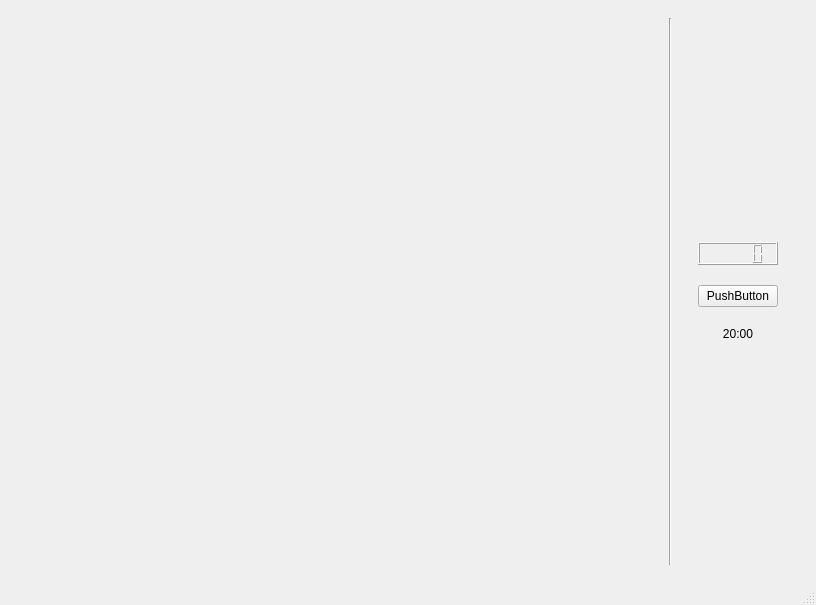
This is mainwindow.ui in ducbinh1996/Matching-game-Qt as Qt 5 draws it before an edit. The edited form follows.
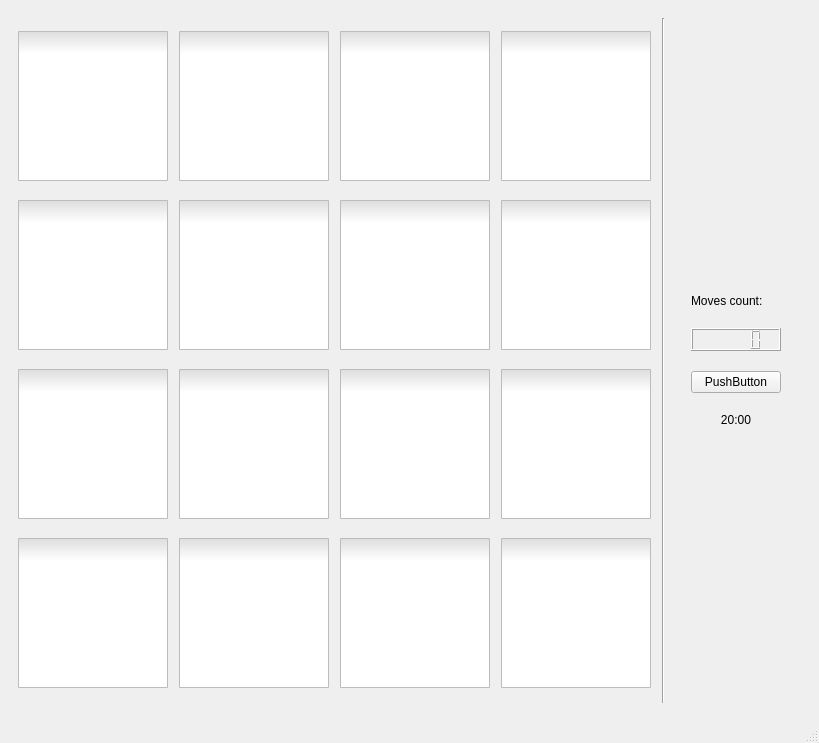
This is the edited form. The open tabs and pages were chosen to show the change. Icons and pictures are not drawn.

Commit message: Add cards and images 	Re-create the branch 	Add cardCheckBox 	Add Resources folder 	Add images

```diff
--- a/mainwindow.ui
+++ b/mainwindow.ui
@@ -6,8 +6,8 @@
    <rect>
     <x>0</x>
     <y>0</y>
-    <width>816</width>
-    <height>605</height>
+    <width>819</width>
+    <height>743</height>
    </rect>
   </property>
   <property name="windowTitle">
@@ -36,21 +36,410 @@
         <widget class="QWidget" name="gamePage">
          <layout class="QVBoxLayout" name="verticalLayout_3">
           <item>
-           <layout class="QHBoxLayout" name="horizontalLayout_5">
-            <item>
              <layout class="QHBoxLayout" name="horizontalLayout_2">
               <item>
-               <spacer name="tmpHorizontalSpacer">
-                <property name="orientation">
-                 <enum>Qt::Horizontal</enum>
+             <layout class="QGridLayout" name="gridLayout">
+              <item row="0" column="0">
+               <widget class="QCheckBox" name="cardCheckBox">
+                <property name="styleSheet">
+                 <string notr="true">QCheckBox {
+    spacing: 5px;
+}
+QCheckBox::indicator {
+     width: 150px;
+     height: 150px;
+ }
+
+  QCheckBox::indicator:checked
+  {
+    image: url(:cardFront.jpg);
+  }
+  QCheckBox::indicator:unchecked
+  {
+    image: url(:cardBack.jpg);
+  }</string>
                 </property>
-                <property name="sizeHint" stdset="0">
-                 <size>
-                  <width>508</width>
-                  <height>20</height>
-                 </size>
+                <property name="text">
+                 <string/>
                 </property>
-               </spacer>
+               </widget>
+              </item>
+              <item row="2" column="3">
+               <widget class="QCheckBox" name="cardCheckBox_12">
+                <property name="styleSheet">
+                 <string notr="true">QCheckBox {
+    spacing: 5px;
+}
+QCheckBox::indicator {
+     width: 150px;
+     height: 150px;
+ }
+
+  QCheckBox::indicator:checked
+  {
+    image: url(:cardFront.jpg);
+  }
+  QCheckBox::indicator:unchecked
+  {
+    image: url(:cardBack.jpg);
+  }</string>
+                </property>
+                <property name="text">
+                 <string/>
+                </property>
+               </widget>
+              </item>
+              <item row="2" column="0">
+               <widget class="QCheckBox" name="cardCheckBox_9">
+                <property name="styleSheet">
+                 <string notr="true">QCheckBox {
+    spacing: 5px;
+}
+QCheckBox::indicator {
+     width: 150px;
+     height: 150px;
+ }
+
+  QCheckBox::indicator:checked
+  {
+    image: url(:cardFront.jpg);
+  }
+  QCheckBox::indicator:unchecked
+  {
+    image: url(:cardBack.jpg);
+  }</string>
+                </property>
+                <property name="text">
+                 <string/>
+                </property>
+               </widget>
+              </item>
+              <item row="1" column="2">
+               <widget class="QCheckBox" name="cardCheckBox_7">
+                <property name="styleSheet">
+                 <string notr="true">QCheckBox {
+    spacing: 5px;
+}
+QCheckBox::indicator {
+     width: 150px;
+     height: 150px;
+ }
+
+  QCheckBox::indicator:checked
+  {
+    image: url(:cardFront.jpg);
+  }
+  QCheckBox::indicator:unchecked
+  {
+    image: url(:cardBack.jpg);
+  }</string>
+                </property>
+                <property name="text">
+                 <string/>
+                </property>
+               </widget>
+              </item>
+              <item row="2" column="2">
+               <widget class="QCheckBox" name="cardCheckBox_11">
+                <property name="styleSheet">
+                 <string notr="true">QCheckBox {
+    spacing: 5px;
+}
+QCheckBox::indicator {
+     width: 150px;
+     height: 150px;
+ }
+
+  QCheckBox::indicator:checked
+  {
+    image: url(:cardFront.jpg);
+  }
+  QCheckBox::indicator:unchecked
+  {
+    image: url(:cardBack.jpg);
+  }</string>
+                </property>
+                <property name="text">
+                 <string/>
+                </property>
+               </widget>
+              </item>
+              <item row="0" column="2">
+               <widget class="QCheckBox" name="cardCheckBox_3">
+                <property name="styleSheet">
+                 <string notr="true">QCheckBox {
+    spacing: 5px;
+}
+QCheckBox::indicator {
+     width: 150px;
+     height: 150px;
+ }
+
+  QCheckBox::indicator:checked
+  {
+    image: url(:cardFront.jpg);
+  }
+  QCheckBox::indicator:unchecked
+  {
+    image: url(:cardBack.jpg);
+  }</string>
+                </property>
+                <property name="text">
+                 <string/>
+                </property>
+               </widget>
+              </item>
+              <item row="0" column="1">
+               <widget class="QCheckBox" name="cardCheckBox_2">
+                <property name="styleSheet">
+                 <string notr="true">QCheckBox {
+    spacing: 5px;
+}
+QCheckBox::indicator {
+     width: 150px;
+     height: 150px;
+ }
+
+  QCheckBox::indicator:checked
+  {
+    image: url(:cardFront.jpg);
+  }
+  QCheckBox::indicator:unchecked
+  {
+    image: url(:cardBack.jpg);
+  }</string>
+                </property>
+                <property name="text">
+                 <string/>
+                </property>
+               </widget>
+              </item>
+              <item row="0" column="3">
+               <widget class="QCheckBox" name="cardCheckBox_4">
+                <property name="styleSheet">
+                 <string notr="true">QCheckBox {
+    spacing: 5px;
+}
+QCheckBox::indicator {
+     width: 150px;
+     height: 150px;
+ }
+
+  QCheckBox::indicator:checked
+  {
+    image: url(:cardFront.jpg);
+  }
+  QCheckBox::indicator:unchecked
+  {
+    image: url(:cardBack.jpg);
+  }</string>
+                </property>
+                <property name="text">
+                 <string/>
+                </property>
+               </widget>
+              </item>
+              <item row="1" column="3">
+               <widget class="QCheckBox" name="cardCheckBox_8">
+                <property name="styleSheet">
+                 <string notr="true">QCheckBox {
+    spacing: 5px;
+}
+QCheckBox::indicator {
+     width: 150px;
+     height: 150px;
+ }
+
+  QCheckBox::indicator:checked
+  {
+    image: url(:cardFront.jpg);
+  }
+  QCheckBox::indicator:unchecked
+  {
+    image: url(:cardBack.jpg);
+  }</string>
+                </property>
+                <property name="text">
+                 <string/>
+                </property>
+               </widget>
+              </item>
+              <item row="1" column="1">
+               <widget class="QCheckBox" name="cardCheckBox_6">
+                <property name="styleSheet">
+                 <string notr="true">QCheckBox {
+    spacing: 5px;
+}
+QCheckBox::indicator {
+     width: 150px;
+     height: 150px;
+ }
+
+  QCheckBox::indicator:checked
+  {
+    image: url(:cardFront.jpg);
+  }
+  QCheckBox::indicator:unchecked
+  {
+    image: url(:cardBack.jpg);
+  }</string>
+                </property>
+                <property name="text">
+                 <string/>
+                </property>
+               </widget>
+              </item>
+              <item row="2" column="1">
+               <widget class="QCheckBox" name="cardCheckBox_10">
+                <property name="styleSheet">
+                 <string notr="true">QCheckBox {
+    spacing: 5px;
+}
+QCheckBox::indicator {
+     width: 150px;
+     height: 150px;
+ }
+
+  QCheckBox::indicator:checked
+  {
+    image: url(:cardFront.jpg);
+  }
+  QCheckBox::indicator:unchecked
+  {
+    image: url(:cardBack.jpg);
+  }</string>
+                </property>
+                <property name="text">
+                 <string/>
+                </property>
+               </widget>
+              </item>
+              <item row="1" column="0">
+               <widget class="QCheckBox" name="cardCheckBox_5">
+                <property name="styleSheet">
+                 <string notr="true">QCheckBox {
+    spacing: 5px;
+}
+QCheckBox::indicator {
+     width: 150px;
+     height: 150px;
+ }
+
+  QCheckBox::indicator:checked
+  {
+    image: url(:cardFront.jpg);
+  }
+  QCheckBox::indicator:unchecked
+  {
+    image: url(:cardBack.jpg);
+  }</string>
+                </property>
+                <property name="text">
+                 <string/>
+                </property>
+               </widget>
+              </item>
+              <item row="3" column="0">
+               <widget class="QCheckBox" name="cardCheckBox_13">
+                <property name="styleSheet">
+                 <string notr="true">QCheckBox {
+    spacing: 5px;
+}
+QCheckBox::indicator {
+     width: 150px;
+     height: 150px;
+ }
+
+  QCheckBox::indicator:checked
+  {
+    image: url(:cardFront.jpg);
+  }
+  QCheckBox::indicator:unchecked
+  {
+    image: url(:cardBack.jpg);
+  }</string>
+                </property>
+                <property name="text">
+                 <string/>
+                </property>
+               </widget>
+              </item>
+              <item row="3" column="1">
+               <widget class="QCheckBox" name="cardCheckBox_14">
+                <property name="styleSheet">
+                 <string notr="true">QCheckBox {
+    spacing: 5px;
+}
+QCheckBox::indicator {
+     width: 150px;
+     height: 150px;
+ }
+
+  QCheckBox::indicator:checked
+  {
+    image: url(:cardFront.jpg);
+  }
+  QCheckBox::indicator:unchecked
+  {
+    image: url(:cardBack.jpg);
+  }</string>
+                </property>
+                <property name="text">
+                 <string/>
+                </property>
+               </widget>
+              </item>
+              <item row="3" column="2">
+               <widget class="QCheckBox" name="cardCheckBox_15">
+                <property name="styleSheet">
+                 <string notr="true">QCheckBox {
+    spacing: 5px;
+}
+QCheckBox::indicator {
+     width: 150px;
+     height: 150px;
+ }
+
+  QCheckBox::indicator:checked
+  {
+    image: url(:cardFront.jpg);
+  }
+  QCheckBox::indicator:unchecked
+  {
+    image: url(:cardBack.jpg);
+  }</string>
+                </property>
+                <property name="text">
+                 <string/>
+                </property>
+               </widget>
+              </item>
+              <item row="3" column="3">
+               <widget class="QCheckBox" name="cardCheckBox_16">
+                <property name="styleSheet">
+                 <string notr="true">QCheckBox {
+    spacing: 5px;
+}
+QCheckBox::indicator {
+     width: 150px;
+     height: 150px;
+ }
+
+  QCheckBox::indicator:checked
+  {
+    image: url(:cardFront.jpg);
+  }
+  QCheckBox::indicator:unchecked
+  {
+    image: url(:cardBack.jpg);
+  }</string>
+                </property>
+                <property name="text">
+                 <string/>
+                </property>
+               </widget>
+              </item>
+             </layout>
               </item>
               <item>
                <layout class="QHBoxLayout" name="horizontalLayout">
@@ -61,12 +450,8 @@
                   </property>
                  </widget>
                 </item>
-               </layout>
-              </item>
-             </layout>
-            </item>
             <item>
-             <layout class="QVBoxLayout" name="verticalLayout" stretch="0,0,0,0,0">
+               <layout class="QVBoxLayout" name="verticalLayout" stretch="0,0,0,0,0,0">
               <property name="spacing">
                <number>20</number>
               </property>
@@ -95,6 +480,13 @@
                 </property>
                </spacer>
               </item>
+                <item>
+                 <widget class="QLabel" name="label">
+                  <property name="text">
+                   <string>Moves count:</string>
+                  </property>
+                 </widget>
+                </item>
               <item>
                <widget class="QLCDNumber" name="moveNumber"/>
               </item>
@@ -136,6 +528,8 @@
            </layout>
           </item>
          </layout>
+          </item>
+         </layout>
         </widget>
        </widget>
       </item>
```
Left out of the diff: 2 changed lines with no effect on the pictures. Lines whose indentation alone changed are shown as unchanged. The commit also changes 4 other files.
